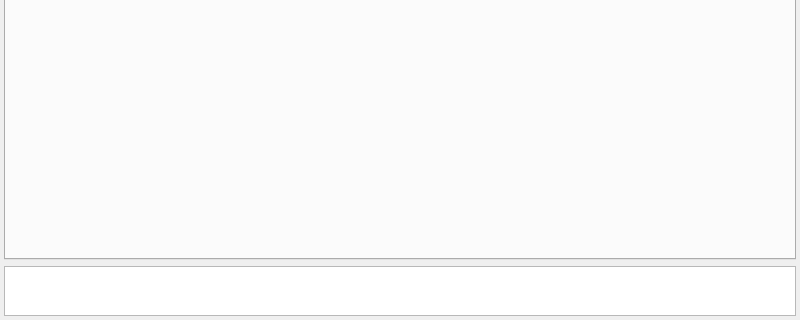
The window that views/main_window.ui (luis-banuelos-chacon/trolleyTester) describes before a commit, drawn with Qt 5; both pictures show x 0 to 800 and y 163 to 483 of the 800 by 483 pixel window.
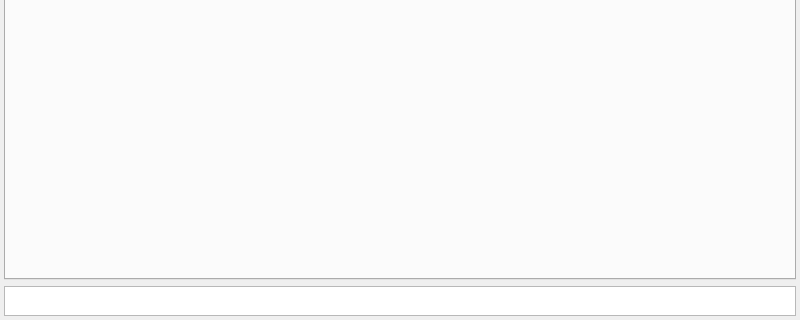
The same window after the commit.

Diff of the .ui file:
```diff
--- a/views/main_window.ui
+++ b/views/main_window.ui
@@ -36,9 +36,14 @@
       <property name="maximumSize">
        <size>
         <width>16777215</width>
-        <height>50</height>
+        <height>30</height>
        </size>
       </property>
+      <property name="font">
+       <font>
+        <pointsize>8</pointsize>
+       </font>
+      </property>
       <property name="readOnly">
        <bool>true</bool>
       </property>
```
Left out of the diff: 5 changed lines with no effect on the pictures.
